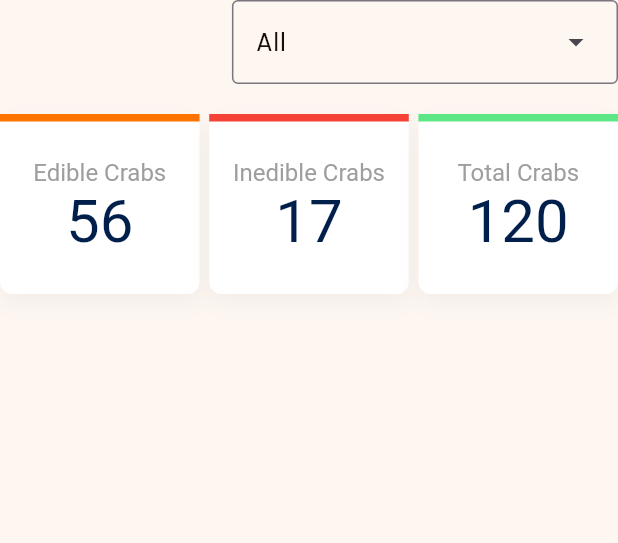
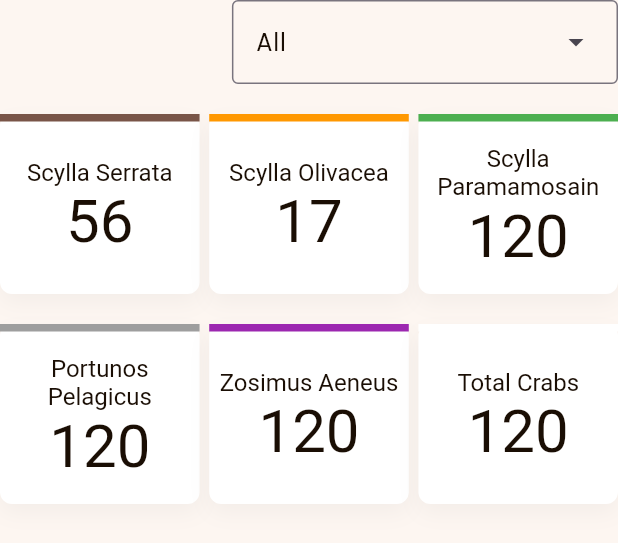
Before and after one commit to keannugran19/crabcheckweb, a Flutter app: the DashboardPageLargeScreen widget shown alone on an empty page, opened directly, on a phone screen of 412 x 824 dp. Shown: the top 543 px of the screen. Run offline on Flutter 3.47's test engine with Material 3 defaults, Android fonts, the phone set to English and light mode, and no system bars; our stand-ins replace data_table_2, firebase_auth, firebase_core, fl_chart, get, google_fonts; accounts and stored records are empty.

Commit message:
UPDATE dashboard enhanced

```diff
--- a/lib/pages/dashboard/dashboard.dart
+++ b/lib/pages/dashboard/dashboard.dart
@@ -53,7 +53,7 @@ class _DashboardPageState extends State<DashboardPage> {
                 ),
               ),
 
-              // bar graph
+              // BAR GRAPH
               Center(
                   child: Container(
                       height: 300,
--- a/lib/pages/dashboard/widgets/dashboard_card_large.dart
+++ b/lib/pages/dashboard/widgets/dashboard_card_large.dart
@@ -22,33 +22,63 @@ class DashboardPageLargeScreen extends StatelessWidget {
         const SizedBox(
           height: 20,
         ),
+
+        // first row displayed
         Row(
           children: [
-            InfoCard(
-                title: "Edible Crabs",
-                value: "56",
-                onTap: () {},
-                topColor: colorScheme.primary),
+            const InfoCard(
+                title: "Scylla Serrata", value: "56", topColor: Colors.brown),
             SizedBox(
               width: width / 64,
             ),
-            InfoCard(
-              title: "Inedible Crabs",
+            const InfoCard(
+              title: "Scylla Olivacea",
               value: "17",
-              topColor: Colors.red,
-              onTap: () {},
+              topColor: Colors.orange,
             ),
             SizedBox(
               width: width / 64,
             ),
-            InfoCard(
-              title: "Total Crabs",
+            const InfoCard(
+              title: "Scylla Paramamosain",
               value: "120",
-              topColor: colorScheme.tertiary,
-              onTap: () {},
+              topColor: Colors.green,
             ),
           ],
         ),
+
+        const SizedBox(
+          height: 20,
+        ),
+
+        // second row displayed
+        Center(
+          child: Row(
+            children: [
+              const InfoCard(
+                title: "Portunos Pelagicus",
+                value: "120",
+                topColor: Colors.grey,
+              ),
+              SizedBox(
+                width: width / 64,
+              ),
+              const InfoCard(
+                title: "Zosimus Aeneus",
+                value: "120",
+                topColor: Colors.purple,
+              ),
+              SizedBox(
+                width: width / 64,
+              ),
+              const InfoCard(
+                title: "Total Crabs",
+                value: "120",
+                topColor: Colors.white,
+              ),
+            ],
+          ),
+        )
       ],
     );
   }
--- a/lib/pages/dashboard/widgets/dashboard_card_small.dart
+++ b/lib/pages/dashboard/widgets/dashboard_card_small.dart
@@ -10,7 +10,7 @@ class DashBoardPageSmallScreen extends StatelessWidget {
     double width = MediaQuery.of(context).size.width;
 
     return SizedBox(
-      height: 400,
+      height: 600,
       child: Column(
         children: [
           // dropdown menu to filter species
@@ -23,27 +23,44 @@ class DashBoardPageSmallScreen extends StatelessWidget {
           const SizedBox(
             height: 20,
           ),
-          InfoCardSmall(
-            title: "Edible Crabs",
+          const InfoCardSmall(
+            title: "Scylla Serrata",
             value: "56",
-            onTap: () {},
-            isActive: true,
           ),
           SizedBox(
             height: width / 64,
           ),
-          InfoCardSmall(
-            title: "Inedible Crabs",
+          const InfoCardSmall(
+            title: "Scylla Olivacea",
             value: "17",
-            onTap: () {},
           ),
           SizedBox(
             height: width / 64,
           ),
-          InfoCardSmall(
-            title: "Total Crabs",
+          const InfoCardSmall(
+            title: "Scylla Paramamosain",
             value: "120",
-            onTap: () {},
+          ),
+          SizedBox(
+            height: width / 64,
+          ),
+          const InfoCardSmall(
+            title: "Portunos Pelagicus",
+            value: "120",
+          ),
+          SizedBox(
+            height: width / 64,
+          ),
+          const InfoCardSmall(
+            title: "Zosimus Aeneus",
+            value: "120",
+          ),
+          SizedBox(
+            height: width / 64,
+          ),
+          const InfoCardSmall(
+            title: "Total",
+            value: "120",
           ),
         ],
       ),
--- a/lib/pages/dashboard/widgets/info_card.dart
+++ b/lib/pages/dashboard/widgets/info_card.dart
@@ -5,22 +5,18 @@ class InfoCard extends StatelessWidget {
   final String title;
   final String value;
   final Color topColor;
-  final bool isActive;
-  final void Function() onTap;
 
-  const InfoCard(
-      {super.key,
-      required this.title,
-      required this.value,
-      required this.topColor,
-      this.isActive = false,
-      required this.onTap});
+  const InfoCard({
+    super.key,
+    required this.title,
+    required this.value,
+    required this.topColor,
+  });
 
   @override
   Widget build(BuildContext context) {
     return Expanded(
       child: InkWell(
-        onTap: onTap,
         child: Container(
           height: 120,
           alignment: Alignment.center,
@@ -52,16 +48,11 @@ class InfoCard extends StatelessWidget {
                     TextSpan(
                         text: "$title\n",
                         style: TextStyle(
-                            fontSize: 16,
-                            color:
-                                isActive ? colorScheme.primary : Colors.grey)),
+                            fontSize: 16, color: colorScheme.onBackground)),
                     TextSpan(
                         text: value,
                         style: TextStyle(
-                            fontSize: 40,
-                            color: isActive
-                                ? colorScheme.primary
-                                : colorScheme.secondary))
+                            fontSize: 40, color: colorScheme.onBackground))
                   ])),
               Expanded(child: Container())
             ],
```
Also changed, not shown: lib/pages/dashboard/widgets/info_card_small.dart (+10 -16 lines).
